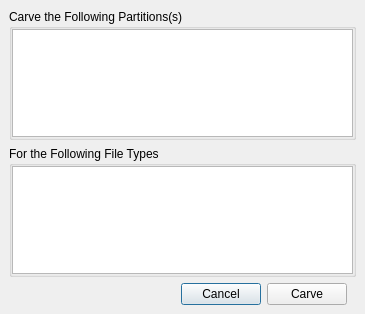
First picture: the form in filecarvingdialog.ui, repository pjrinaldi/wombatforensics, before the edit.
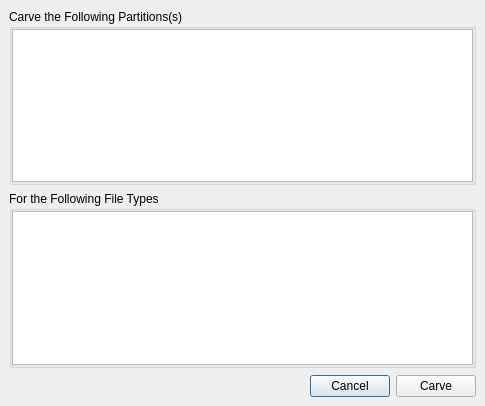
Second picture: the form after the edit.

Commit message: working on file carving gui data loading aspects.

Diff of the .ui file:
```diff
--- a/filecarvingdialog.ui
+++ b/filecarvingdialog.ui
@@ -9,8 +9,8 @@
    <rect>
     <x>0</x>
     <y>0</y>
-    <width>365</width>
-    <height>314</height>
+    <width>485</width>
+    <height>406</height>
    </rect>
   </property>
   <property name="windowTitle">
@@ -106,13 +106,24 @@
          <number>0</number>
         </property>
         <item>
-         <widget class="QListWidget" name="filetypelist">
+         <widget class="QTreeWidget" name="filetypetree">
           <property name="showDropIndicator" stdset="0">
            <bool>false</bool>
           </property>
           <property name="selectionMode">
            <enum>QAbstractItemView::MultiSelection</enum>
           </property>
+          <property name="uniformRowHeights">
+           <bool>true</bool>
+          </property>
+          <attribute name="headerVisible">
+           <bool>false</bool>
+          </attribute>
+          <column>
+           <property name="text">
+            <string notr="true">1</string>
+           </property>
+          </column>
          </widget>
         </item>
        </layout>
@@ -134,7 +145,7 @@
      <item>
       <layout class="QHBoxLayout" name="horizontalLayout">
        <property name="rightMargin">
-        <number>9</number>
+        <number>0</number>
        </property>
        <item>
         <spacer name="horizontalSpacer">
```
Left out of the diff: 2 changed lines with no effect on the pictures. The commit also changes 3 other files.
